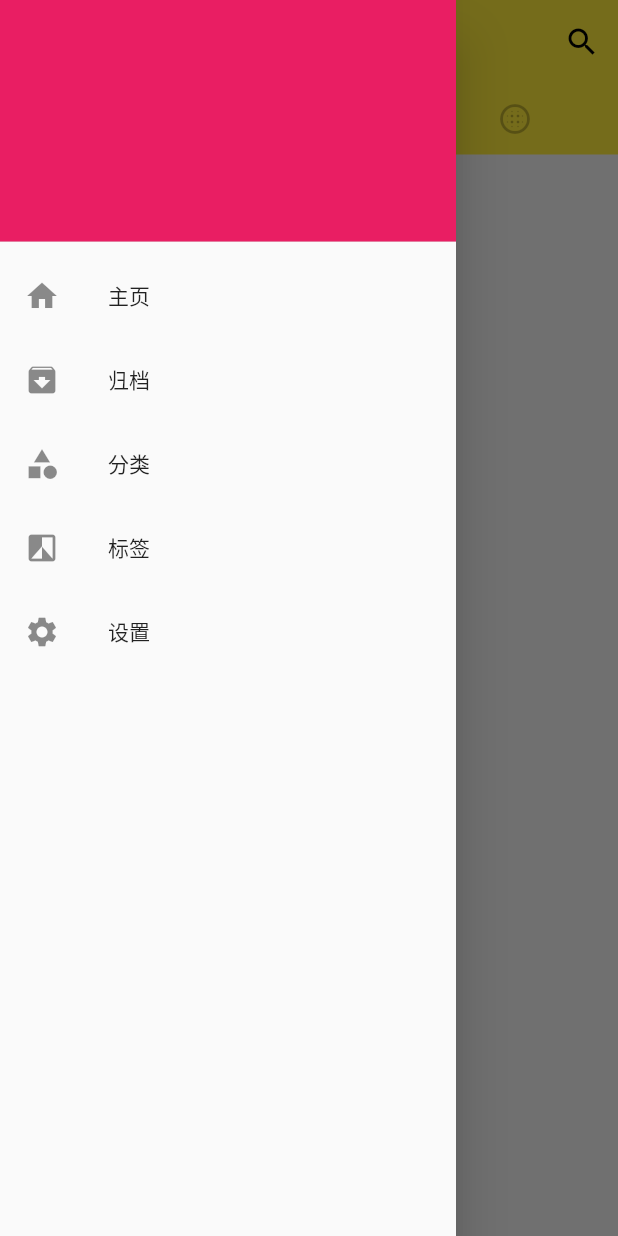
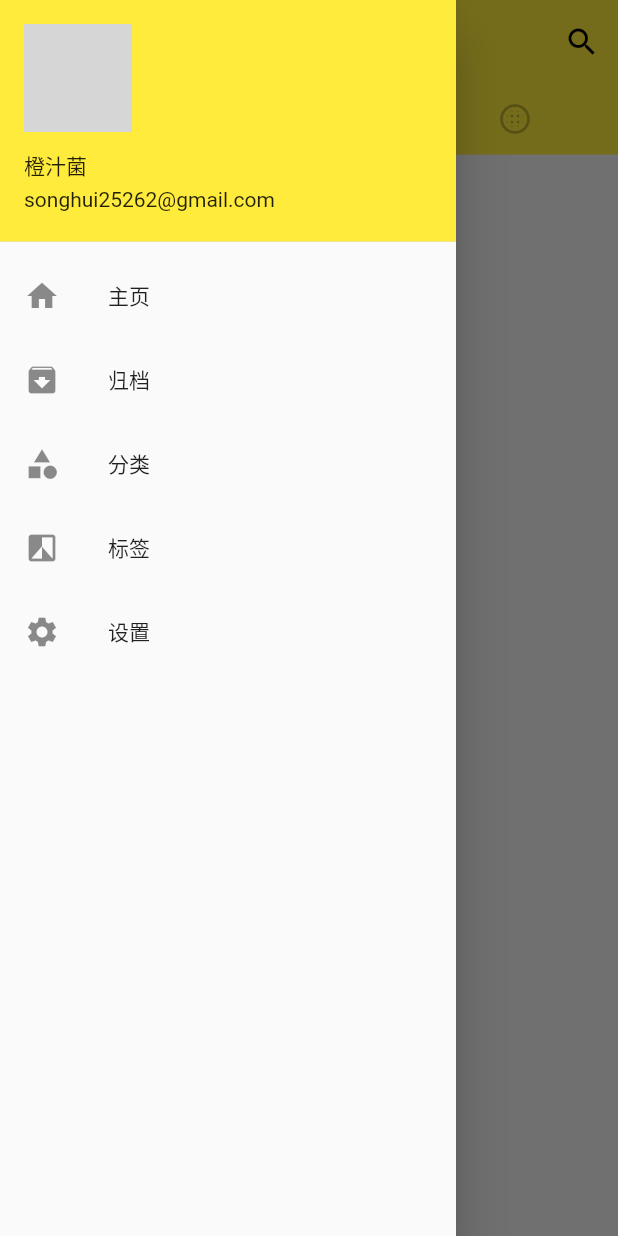
Before and after one commit to songhuizhang/Flutter-demo, a Flutter app: the screen it shows after launch, with the side drawer open, on a phone screen of 412 x 824 dp. Run offline on Flutter 3.47's test engine with Material 2 defaults, Android fonts, the phone set to English and light mode, and no system bars; network calls fail; grey boxes are pictures that could not be loaded.

Commit message:
抽屉替换头部

```diff
--- a/lib/main.dart
+++ b/lib/main.dart
@@ -27,11 +27,6 @@ class Home extends StatelessWidget {
       child: Scaffold(
           backgroundColor: Colors.grey[100],
           appBar: AppBar(
-            leading: IconButton(
-              icon: Icon(Icons.menu),
-              tooltip: '菜单',
-              onPressed: () => debugPrint('点击了菜单按钮'),
-            ),
             title: Text('橙汁菌'),
             actions: <Widget>[
               IconButton(
@@ -70,8 +65,12 @@ class Home extends StatelessWidget {
             child: ListView(
               padding: EdgeInsets.zero,
               children: <Widget>[
-                DrawerHeader(
-                  decoration: BoxDecoration(color: Colors.pink),
+                UserAccountsDrawerHeader(
+                  accountName: Text('橙汁菌'),
+                  accountEmail: Text('songhui25262@gmail.com'),
+                  currentAccountPicture: CircleAvatar(
+                    backgroundImage: NetworkImage('https://avatars2.githubusercontent.com/u/21076725?s=460&v=4'),
+                  ),
                 ),
                 ListTile(
                   title: Text(
@@ -79,6 +78,7 @@ class Home extends StatelessWidget {
                     textAlign: TextAlign.left,
                   ),
                   leading: Icon(Icons.home),
+                  onTap: () => Navigator.pop(context),
                 ),
                 ListTile(
                   title: Text(
@@ -86,6 +86,7 @@ class Home extends StatelessWidget {
                     textAlign: TextAlign.left,
                   ),
                   leading: Icon(Icons.archive),
+                  onTap: () => Navigator.pop(context),
                 ),
                 ListTile(
                   title: Text(
@@ -93,6 +94,7 @@ class Home extends StatelessWidget {
                     textAlign: TextAlign.left,
                   ),
                   leading: Icon(Icons.category),
+                  onTap: () => Navigator.pop(context),
                 ),
                 ListTile(
                   title: Text(
@@ -100,13 +102,15 @@ class Home extends StatelessWidget {
                     textAlign: TextAlign.left,
                   ),
                   leading: Icon(Icons.filter_b_and_w),
+                  onTap: () => Navigator.pop(context),
                 ),
-                 ListTile(
+                ListTile(
                   title: Text(
                     '设置',
                     textAlign: TextAlign.left,
                   ),
                   leading: Icon(Icons.settings),
+                  onTap: () => Navigator.pop(context),
                 ),
               ],
             ),
```
